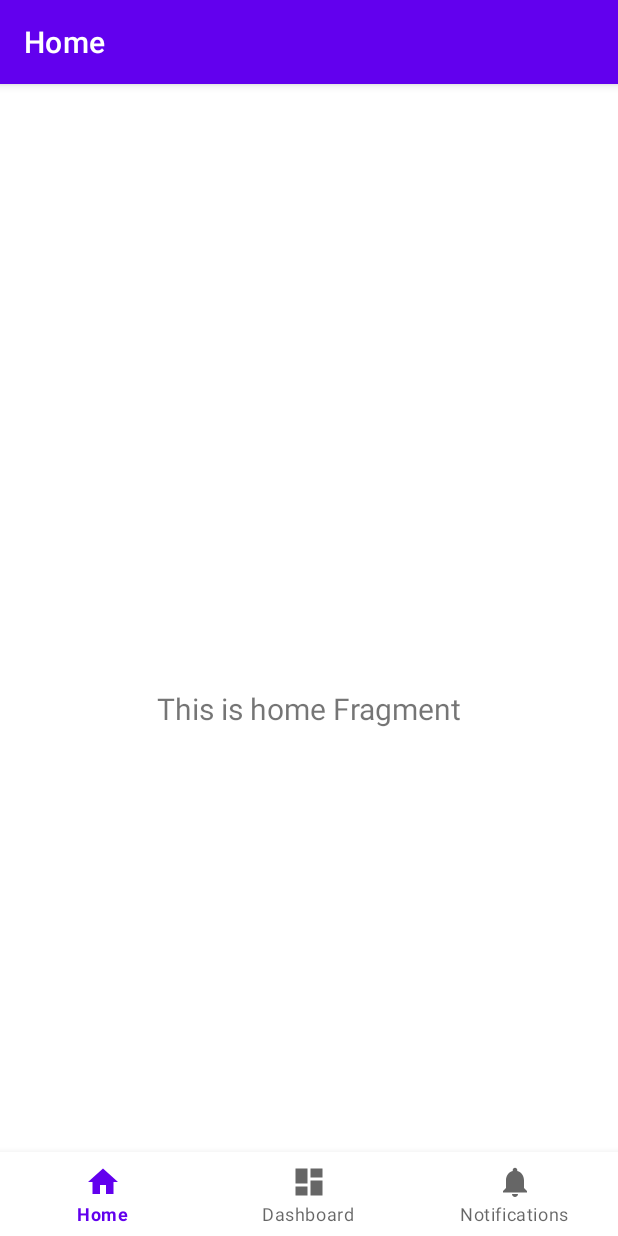
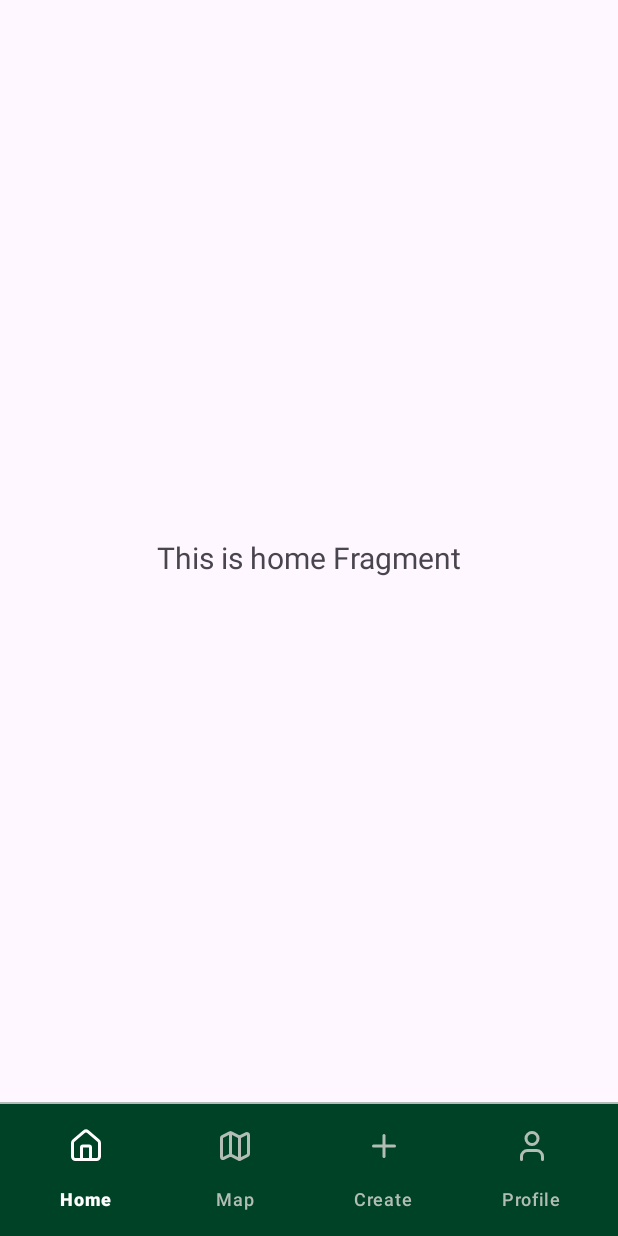
Before and after one commit to ISIS3510-G34-S3/Kotlin-G34, an Android app: the screen it shows after launch (MainActivity), on a phone screen of 412 x 824 dp. Run offline under Robolectric (Android 15) with nearby library versions, the phone set to English and light mode, and no system bars.

Commit message:
componente navbar completado

```diff
--- a/app/src/main/AndroidManifest.xml
+++ b/app/src/main/AndroidManifest.xml
@@ -10,7 +10,7 @@
         android:label="@string/app_name"
         android:roundIcon="@mipmap/ic_launcher_round"
         android:supportsRtl="true"
-        android:theme="@style/Theme.KotlinView">
+        android:theme="@style/Theme.Material3.DayNight.NoActionBar">
         <activity
             android:name=".MainActivity"
             android:exported="true"
--- a/app/src/main/java/com/example/kotlinview/MainActivity.kt
+++ b/app/src/main/java/com/example/kotlinview/MainActivity.kt
@@ -1,13 +1,9 @@
 package com.example.kotlinview
 
 import android.os.Bundle
-import com.google.android.material.bottomnavigation.BottomNavigationView
 import androidx.appcompat.app.AppCompatActivity
-import androidx.navigation.findNavController
-import androidx.navigation.ui.AppBarConfiguration
-import androidx.navigation.ui.setupActionBarWithNavController
-import androidx.navigation.ui.setupWithNavController
 import com.example.kotlinview.databinding.ActivityMainBinding
+import com.google.android.material.navigation.NavigationBarView
 
 class MainActivity : AppCompatActivity() {
 
@@ -19,17 +15,13 @@ class MainActivity : AppCompatActivity() {
         binding = ActivityMainBinding.inflate(layoutInflater)
         setContentView(binding.root)
 
-        val navView: BottomNavigationView = binding.navView
+        // Labels visibles siempre
+        binding.bottomNav.labelVisibilityMode = NavigationBarView.LABEL_VISIBILITY_LABELED
 
-        val navController = findNavController(R.id.nav_host_fragment_activity_main)
-        // Passing each menu ID as a set of Ids because each
-        // menu should be considered as top level destinations.
-        val appBarConfiguration = AppBarConfiguration(
-            setOf(
-                R.id.navigation_home, R.id.navigation_dashboard, R.id.navigation_notifications
-            )
-        )
-        setupActionBarWithNavController(navController, appBarConfiguration)
-        navView.setupWithNavController(navController)
+        // (Opcional) marcar "Home" activo al inicio
+        binding.bottomNav.menu.findItem(R.id.tab_discovery)?.isChecked = true
+
+        // IMPORTANTE: sin edge-to-edge y sin listeners de insets, para que el padding del XML
+        // (4dp) no sea modificado en runtime.
     }
 }
--- /dev/null
+++ b/app/src/main/res/color/nav_item_tint.xml
@@ -0,0 +1,5 @@
+<?xml version="1.0" encoding="utf-8"?>
+<selector xmlns:android="http://schemas.android.com/apk/res/android">
+    <item android:state_checked="true" android:color="@color/nav_text_icon_active"/>
+    <item android:color="@color/ash_gray"/>
+</selector>
--- /dev/null
+++ b/app/src/main/res/drawable/ic_home_24.xml
@@ -0,0 +1,20 @@
+<vector xmlns:android="http://schemas.android.com/apk/res/android"
+    android:width="24dp"
+    android:height="24dp"
+    android:viewportWidth="24"
+    android:viewportHeight="24">
+  <path
+      android:pathData="M15,21v-8a1,1 0,0 0,-1 -1h-4a1,1 0,0 0,-1 1v8"
+      android:strokeLineJoin="round"
+      android:strokeWidth="2"
+      android:fillColor="#00000000"
+      android:strokeColor="#000000"
+      android:strokeLineCap="round"/>
+  <path
+      android:pathData="M3,10a2,2 0,0 1,0.709 -1.528l7,-6a2,2 0,0 1,2.582 0l7,6A2,2 0,0 1,21 10v9a2,2 0,0 1,-2 2H5a2,2 0,0 1,-2 -2z"
+      android:strokeLineJoin="round"
+      android:strokeWidth="2"
+      android:fillColor="#00000000"
+      android:strokeColor="#000000"
+      android:strokeLineCap="round"/>
+</vector>
--- /dev/null
+++ b/app/src/main/res/drawable/ic_map_24.xml
@@ -0,0 +1,27 @@
+<vector xmlns:android="http://schemas.android.com/apk/res/android"
+    android:width="24dp"
+    android:height="24dp"
+    android:viewportWidth="24"
+    android:viewportHeight="24">
+  <path
+      android:pathData="M14.106,5.553a2,2 0,0 0,1.788 0l3.659,-1.83A1,1 0,0 1,21 4.619v12.764a1,1 0,0 1,-0.553 0.894l-4.553,2.277a2,2 0,0 1,-1.788 0l-4.212,-2.106a2,2 0,0 0,-1.788 0l-3.659,1.83A1,1 0,0 1,3 19.381V6.618a1,1 0,0 1,0.553 -0.894l4.553,-2.277a2,2 0,0 1,1.788 0z"
+      android:strokeLineJoin="round"
+      android:strokeWidth="2"
+      android:fillColor="#00000000"
+      android:strokeColor="#000000"
+      android:strokeLineCap="round"/>
+  <path
+      android:pathData="M15,5.764v15"
+      android:strokeLineJoin="round"
+      android:strokeWidth="2"
+      android:fillColor="#00000000"
+      android:strokeColor="#000000"
+      android:strokeLineCap="round"/>
+  <path
+      android:pathData="M9,3.236v15"
+      android:strokeLineJoin="round"
+      android:strokeWidth="2"
+      android:fillColor="#00000000"
+      android:strokeColor="#000000"
+      android:strokeLineCap="round"/>
+</vector>
--- /dev/null
+++ b/app/src/main/res/drawable/ic_plus_24.xml
@@ -0,0 +1,20 @@
+<vector xmlns:android="http://schemas.android.com/apk/res/android"
+    android:width="24dp"
+    android:height="24dp"
+    android:viewportWidth="24"
+    android:viewportHeight="24">
+  <path
+      android:pathData="M5,12h14"
+      android:strokeLineJoin="round"
+      android:strokeWidth="2"
+      android:fillColor="#00000000"
+      android:strokeColor="#000000"
+      android:strokeLineCap="round"/>
+  <path
+      android:pathData="M12,5v14"
+      android:strokeLineJoin="round"
+      android:strokeWidth="2"
+      android:fillColor="#00000000"
+      android:strokeColor="#000000"
+      android:strokeLineCap="round"/>
+</vector>
--- /dev/null
+++ b/app/src/main/res/drawable/ic_user_24.xml
@@ -0,0 +1,20 @@
+<vector xmlns:android="http://schemas.android.com/apk/res/android"
+    android:width="24dp"
+    android:height="24dp"
+    android:viewportWidth="24"
+    android:viewportHeight="24">
+  <path
+      android:pathData="M19,21v-2a4,4 0,0 0,-4 -4H9a4,4 0,0 0,-4 4v2"
+      android:strokeLineJoin="round"
+      android:strokeWidth="2"
+      android:fillColor="#00000000"
+      android:strokeColor="#000000"
+      android:strokeLineCap="round"/>
+  <path
+      android:pathData="M12,7m-4,0a4,4 0,1 1,8 0a4,4 0,1 1,-8 0"
+      android:strokeLineJoin="round"
+      android:strokeWidth="2"
+      android:fillColor="#00000000"
+      android:strokeColor="#000000"
+      android:strokeLineCap="round"/>
+</vector>
--- a/app/src/main/res/layout/activity_main.xml
+++ b/app/src/main/res/layout/activity_main.xml
@@ -1,33 +1,62 @@
 <?xml version="1.0" encoding="utf-8"?>
-<androidx.constraintlayout.widget.ConstraintLayout xmlns:android="http://schemas.android.com/apk/res/android"
+<androidx.constraintlayout.widget.ConstraintLayout
+    xmlns:android="http://schemas.android.com/apk/res/android"
     xmlns:app="http://schemas.android.com/apk/res-auto"
-    android:id="@+id/container"
     android:layout_width="match_parent"
-    android:layout_height="match_parent"
-    android:paddingTop="?attr/actionBarSize">
+    android:layout_height="match_parent">
 
-    <com.google.android.material.bottomnavigation.BottomNavigationView
-        android:id="@+id/nav_view"
+    <!-- Contenedor de destinos (Navigation Component) -->
+    <androidx.fragment.app.FragmentContainerView
+        android:id="@+id/nav_host"
+        android:name="androidx.navigation.fragment.NavHostFragment"
+        android:layout_width="0dp"
+        android:layout_height="0dp"
+        app:defaultNavHost="true"
+        app:navGraph="@navigation/mobile_navigation"
+        app:layout_constraintTop_toTopOf="parent"
+        app:layout_constraintStart_toStartOf="parent"
+        app:layout_constraintEnd_toEndOf="parent"
+        app:layout_constraintBottom_toTopOf="@id/nav_top_divider" />
+
+    <!-- Borde superior de la navbar -->
+    <View
+        android:id="@+id/nav_top_divider"
+        android:layout_width="0dp"
+        android:layout_height="1dp"
+        android:background="@color/ash_gray"
+        app:layout_constraintStart_toStartOf="parent"
+        app:layout_constraintEnd_toEndOf="parent"
+        app:layout_constraintBottom_toTopOf="@id/nav_container" />
+
+    <!-- Contenedor de la navbar (fondo + padding fijo) -->
+    <LinearLayout
+        android:id="@+id/nav_container"
         android:layout_width="0dp"
         android:layout_height="wrap_content"
-        android:layout_marginStart="0dp"
-        android:layout_marginEnd="0dp"
-        android:background="?android:attr/windowBackground"
-        app:layout_constraintBottom_toBottomOf="parent"
-        app:layout_constraintLeft_toLeftOf="parent"
-        app:layout_constraintRight_toRightOf="parent"
-        app:menu="@menu/bottom_nav_menu" />
+        android:orientation="vertical"
+        android:background="@color/british_racing_green"
+        android:paddingStart="8dp"
+        android:paddingEnd="8dp"
+        android:paddingTop="4dp"
+        android:paddingBottom="4dp"
+        android:clipToPadding="false"
+        android:gravity="bottom"
+        app:layout_constraintStart_toStartOf="parent"
+        app:layout_constraintEnd_toEndOf="parent"
+        app:layout_constraintBottom_toBottomOf="parent">
 
-    <fragment
-        android:id="@+id/nav_host_fragment_activity_main"
-        android:name="androidx.navigation.fragment.NavHostFragment"
-        android:layout_width="match_parent"
-        android:layout_height="match_parent"
-        app:defaultNavHost="true"
-        app:layout_constraintBottom_toTopOf="@id/nav_view"
-        app:layout_constraintLeft_toLeftOf="parent"
-        app:layout_constraintRight_toRightOf="parent"
-        app:layout_constraintTop_toTopOf="parent"
-        app:navGraph="@navigation/mobile_navigation" />
+        <com.google.android.material.bottomnavigation.BottomNavigationView
+            android:id="@+id/bottom_nav"
+            android:layout_width="match_parent"
+            android:layout_height="wrap_content"
+        android:background="@android:color/transparent"
+        app:backgroundTint="@android:color/transparent"
+        app:menu="@menu/bottom_nav_menu"
+        app:itemIconTint="@color/nav_item_tint"
+        app:itemTextColor="@color/nav_item_tint"
+        app:itemIconSize="24dp"
+        app:itemActiveIndicatorStyle="@style/Widget.MyApp.Navbar.ActiveIndicator"
+        app:labelVisibilityMode="labeled"/>
+    </LinearLayout>
 
 </androidx.constraintlayout.widget.ConstraintLayout>
--- /dev/null
+++ b/app/src/main/res/layout/view_navbar_component.xml
@@ -0,0 +1,32 @@
+<?xml version="1.0" encoding="utf-8"?>
+<LinearLayout
+    xmlns:android="http://schemas.android.com/apk/res/android"
+    xmlns:app="http://schemas.android.com/apk/res-auto"
+    android:orientation="vertical"
+    android:layout_width="match_parent"
+    android:layout_height="wrap_content"
+    android:background="@color/british_racing_green"
+    android:paddingStart="8dp"
+    android:paddingEnd="8dp"
+    android:paddingTop="4dp"
+    android:paddingBottom="4dp">
+
+    <!-- Borde superior (border-t) color ash_gray -->
+    <View
+        android:layout_width="match_parent"
+        android:layout_height="1dp"
+        android:background="@color/ash_gray"/>
+
+    <com.google.android.material.bottomnavigation.BottomNavigationView
+        android:id="@+id/bottom_nav_preview"
+        android:layout_width="match_parent"
+        android:layout_height="56dp"
+        style="@style/Widget.MyApp.BottomNav"
+        app:menu="@menu/bottom_nav_menu"
+        app:itemIconTint="@color/nav_item_tint"
+        app:itemTextColor="@color/nav_item_tint"
+        android:background="@android:color/transparent"
+        app:backgroundTint="@android:color/transparent"
+        app:labelVisibilityMode="labeled"/>
+
+</LinearLayout>
--- a/app/src/main/res/menu/bottom_nav_menu.xml
+++ b/app/src/main/res/menu/bottom_nav_menu.xml
@@ -2,18 +2,23 @@
 <menu xmlns:android="http://schemas.android.com/apk/res/android">
 
     <item
-        android:id="@+id/navigation_home"
-        android:icon="@drawable/ic_home_black_24dp"
-        android:title="@string/title_home" />
+        android:id="@+id/tab_discovery"
+        android:icon="@drawable/ic_home_24"
+        android:title="Home"
+        android:checked="true" />
 
     <item
-        android:id="@+id/navigation_dashboard"
-        android:icon="@drawable/ic_dashboard_black_24dp"
-        android:title="@string/title_dashboard" />
+        android:id="@+id/tab_map"
+        android:icon="@drawable/ic_map_24"
+        android:title="Map" />
 
     <item
-        android:id="@+id/navigation_notifications"
-        android:icon="@drawable/ic_notifications_black_24dp"
-        android:title="@string/title_notifications" />
+        android:id="@+id/tab_create"
+        android:icon="@drawable/ic_plus_24"
+        android:title="Create" />
 
+    <item
+        android:id="@+id/tab_profile"
+        android:icon="@drawable/ic_user_24"
+        android:title="Profile" />
 </menu>
--- a/app/src/main/res/values/colors.xml
+++ b/app/src/main/res/values/colors.xml
@@ -1,10 +1,18 @@
 <?xml version="1.0" encoding="utf-8"?>
 <resources>
-    <color name="purple_200">#FFBB86FC</color>
-    <color name="purple_500">#FF6200EE</color>
-    <color name="purple_700">#FF3700B3</color>
-    <color name="teal_200">#FF03DAC5</color>
-    <color name="teal_700">#FF018786</color>
+    <!-- ===== Colores del template (necesarios por themes.xml) ===== -->
+    <color name="purple_200">#BB86FC</color>
+    <color name="purple_500">#6200EE</color>
+    <color name="purple_700">#3700B3</color>
+
+    <color name="teal_200">#03DAC5</color>
+    <color name="teal_700">#018786</color>
+
     <color name="black">#FF000000</color>
     <color name="white">#FFFFFFFF</color>
+
+    <!-- ===== Tus colores de navbar (ajusta HEX a tu Figma) ===== -->
+    <color name="british_racing_green">#004225</color>
+    <color name="ash_gray">#B2BEB5</color>
+    <color name="nav_text_icon_active">#FFFFFFFF</color>
 </resources>
--- /dev/null
+++ b/app/src/main/res/values/styles.xml
@@ -0,0 +1,41 @@
+<?xml version="1.0" encoding="utf-8"?>
+<resources>
+
+    <!-- Texto de labels (equivalente a text-xs font-light) -->
+    <style name="TextAppearance.MyApp.BottomNav" parent="TextAppearance.Material3.LabelSmall">
+        <item name="android:textSize">12sp</item>
+        <!-- Si tienes fuente del Figma, descomenta:
+        <item name="fontFamily">@font/tu_fuente</item>
+        <item name="fontWeight">300</item>
+        -->
+    </style>
+
+    <!-- Indicador activo transparente (sin pill morado) -->
+    <style name="Widget.MyApp.Navbar.ActiveIndicator">
+        <item name="android:color">@android:color/transparent</item>
+    </style>
+
+    <!-- Estilo base para BottomNavigationView (nuestro “oficial”) -->
+    <style name="Widget.MyApp.BottomNav" parent="Widget.Material3.BottomNavigationView">
+        <!-- Fondo lo pone el contenedor; la barra va transparente -->
+        <item name="android:background">@android:color/transparent</item>
+
+        <!-- Colores activo/inactivo vía selector -->
+        <item name="itemIconTint">@color/nav_item_tint</item>
+        <item name="itemTextColor">@color/nav_item_tint</item>
+
+        <!-- Tamaño de ícono como 'icon-md' -->
+        <item name="itemIconSize">24dp</item>
+
+        <!-- Labels visibles y con nuestra tipografía -->
+        <item name="itemTextAppearanceActive">@style/TextAppearance.MyApp.BottomNav</item>
+        <item name="itemTextAppearanceInactive">@style/TextAppearance.MyApp.BottomNav</item>
+        <item name="labelVisibilityMode">labeled</item>
+
+        <!-- Sin “active indicator” de Material -->
+        <item name="itemActiveIndicatorStyle">@style/Widget.MyApp.Navbar.ActiveIndicator</item>
+    </style>
+
+    <!-- ALIAS para cubrir cualquier referencia que use 'Widget.MyApp.Navbar' -->
+    <style name="Widget.MyApp.Navbar" parent="@style/Widget.MyApp.BottomNav"/>
+</resources>
```
Also changed, not shown: 4 other files.
